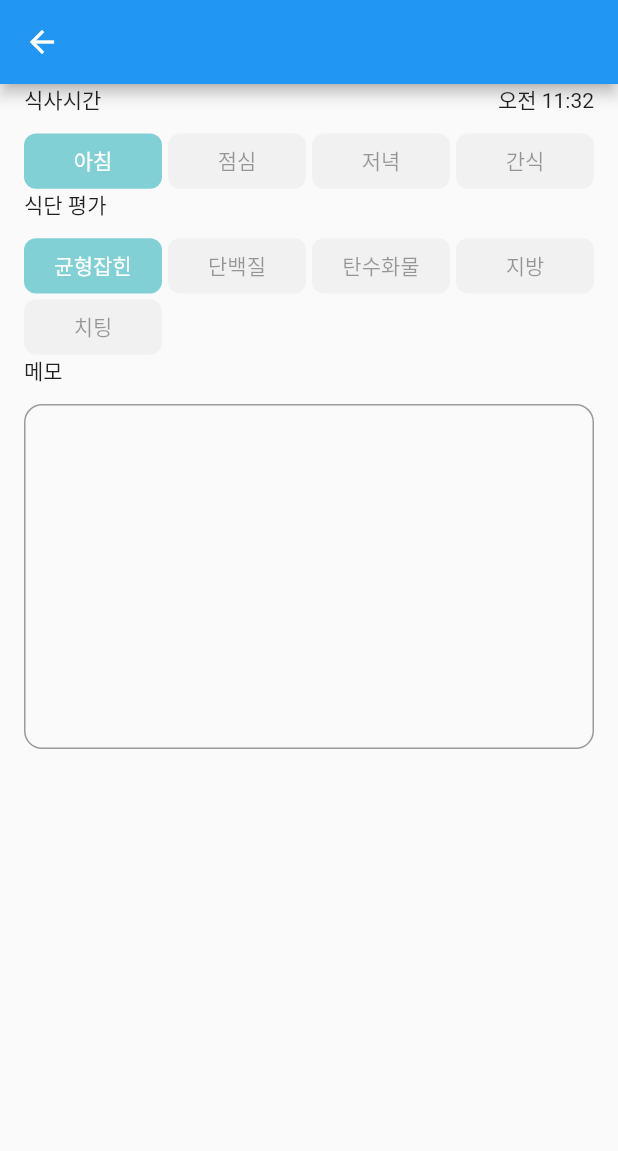
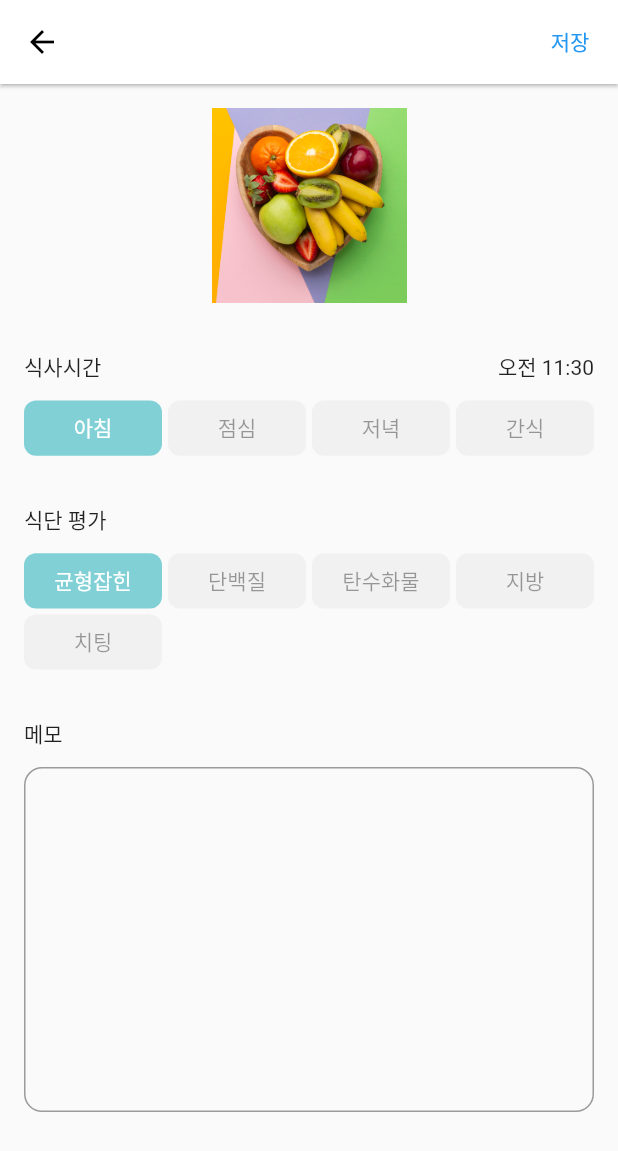
Before and after one commit to kimchungdo/Flutter_Study-fastCampus-, a Flutter app: the FoodAddPage screen opened directly, on a phone screen of 412 x 824 dp. Shown: the top 1151 px of the screen. Run offline on Flutter 3.47's test engine with Material 2 defaults, Android fonts, the phone set to English and light mode, and no system bars; our stand-ins replace in_app_review, shared_preferences, sqflite, table_calendar; missing offline and left inert: admob_flutter, multi_image_picker; accounts and stored records are empty.

Commit message:
chapter 5..? add record page

```diff
--- a/dietapp/lib/view/food.dart
+++ b/dietapp/lib/view/food.dart
@@ -1,6 +1,8 @@
 import 'package:dietapp/data/data.dart';
+import 'package:dietapp/data/database.dart';
 import 'package:dietapp/style.dart';
 import 'package:flutter/material.dart';
+import 'package:multi_image_picker/multi_image_picker.dart';
 
 import '../util.dart';
 
@@ -22,31 +24,90 @@ class _FoodAddPageState extends State<FoodAddPage>{
   Food get food => widget.food;          //넘어온 푸드를 여기서 접근가능하게 만들어준다
   TextEditingController memoController = TextEditingController();          //텍스트 필드 사용시에는 꼭필요하다
 
+
+  @override
+  void initState() {
+    // TODO: implement initState
+    memoController.text = food.memo;
+    super.initState();
+  }
+
+
   @override
   Widget build(BuildContext context) {
     return Scaffold(
-      appBar: AppBar(),
+      appBar: AppBar(
+        backgroundColor: bgColor,
+        iconTheme: IconThemeData(color: txtColor),                //백그라운드가 화이트이기 때문에 아이콘 테마를 설정해줘야한다. 버튼이 가려짐
+        elevation: 1.0,
+        actions: [
+          TextButton(
+            child: Text("저장"),
+            onPressed: (){
+              //저장하고 종료
+              final db = DatabaseHelper.instance;
+              food.memo = memoController.text;
+
+              db.insertFood(food);
+              Navigator.of(context).pop();
+            },
+          )
+        ],
+      ),
       body: Container(
         child: ListView.builder(
           itemBuilder: (ctx, idx){
             if(idx == 0){
               return Container(
-                /*child: InkWell(
-                    child: Image.asset(""),
-                    onTap: (){}
-                    ),*/
+                margin: EdgeInsets.symmetric(vertical: 16),
+                height: cardSize,
+                width: cardSize,
+                child: InkWell(
+                    child: AspectRatio(child: Align(child: food.image.isEmpty ? Image.asset("assets/img/food.jpg") :
+                    AssetThumb(asset: Asset(food.image, "food.jpg", 0, 0),
+                    width: cardSize.toInt(), height: cardSize.toInt(),),
+                    ),
+                    aspectRatio: 1/1,
+                    ),
+                    onTap: (){
+                      selectImage();
+                    },
+                    ),
               );
             }
             else if(idx == 1){
+              String _t = food.time.toString();
+
+              String _m = _t.substring(_t.length - 2);
+              String _h = _t.substring(0, _t.length - 2);
+              TimeOfDay time = TimeOfDay(hour: int.parse(_h), minute: int.parse(_m));
+              //_t.replaceAll(_m, replace)
               return Container(
-                margin: EdgeInsets.symmetric(horizontal: 16),
+                margin: EdgeInsets.symmetric(vertical: 16, horizontal: 16),
                 child: Column(
                   children: [
                     Row(
                       mainAxisAlignment: MainAxisAlignment.spaceBetween,
                         children:[
                           Text("식사시간"),
-                          Text("오전 11:32"),
+                          InkWell(child: Text("${time.hour > 11 ? "오후 " : "오전 "}${Utils.makeTwoDigit(time.hour % 12)}:${Utils.makeTwoDigit(time.minute)}"),
+                          onTap: () async {
+                            TimeOfDay _time = await showTimePicker(                     //시간을 가져온다
+                              context: context,
+                              initialTime: TimeOfDay.now(),
+                            );
+
+                            if(_time == null){
+                              return;
+                            }
+
+                            setState(() {
+                              food.time = int.parse("${_time.hour}${Utils.makeTwoDigit(_time.minute)}");           //디비에 저장가능한 형태로 만들기
+                            });
+
+
+
+                          },),
                         ],
                     ),
                     Container(height: 12),
@@ -84,7 +145,7 @@ class _FoodAddPageState extends State<FoodAddPage>{
             }
             else if (idx == 2){
               return Container(
-                  margin: EdgeInsets.symmetric(horizontal: 16),
+                  margin: EdgeInsets.symmetric(horizontal: 16, vertical: 16),
                   child: Column(
                       children: [
                         Row(
@@ -128,7 +189,7 @@ class _FoodAddPageState extends State<FoodAddPage>{
             }
             else if(idx == 3){
               return Container(
-                margin: EdgeInsets.symmetric(horizontal: 16),
+                margin: EdgeInsets.symmetric(horizontal: 16, vertical: 16),
                 child: Column(
                   crossAxisAlignment: CrossAxisAlignment.start,
                   children: [
@@ -158,4 +219,19 @@ class _FoodAddPageState extends State<FoodAddPage>{
       ),
     );
   }
+
+
+  Future<void> selectImage() async {
+    final _img = await MultiImagePicker.pickImages(maxImages: 1, enableCamera: true);                     //이미지 가져오기 관련 권한은 androidmanifest에 있음
+
+    if(_img.length < 1){
+      return;
+    }
+
+    setState((){
+      food.image = _img.first.identifier;               //이미지 접근 가능한 키 같은 거임임
+    });
+
+
+  }
 }
--- a/dietapp/pubspec.yaml
+++ b/dietapp/pubspec.yaml
@@ -36,6 +36,7 @@ dependencies:
   cupertino_icons: ^1.0.2
 
   sqflite: ^1.3.2+4
+  multi_image_picker: ^4.7.12
 
 dev_dependencies:
   flutter_test:
@@ -60,9 +61,8 @@ flutter:
   uses-material-design: true
 
   # To add assets to your application, add an assets section, like this:
-  # assets:
-  #   - images/a_dot_burr.jpeg
-  #   - images/a_dot_ham.jpeg
+  assets:
+    - assets/img/
 
   # An image asset can refer to one or more resolution-specific "variants", see
   # https://flutter.dev/assets-and-images/#resolution-aware.
```
Also changed, not shown: dietapp/pubspec.lock, 1 other file.
